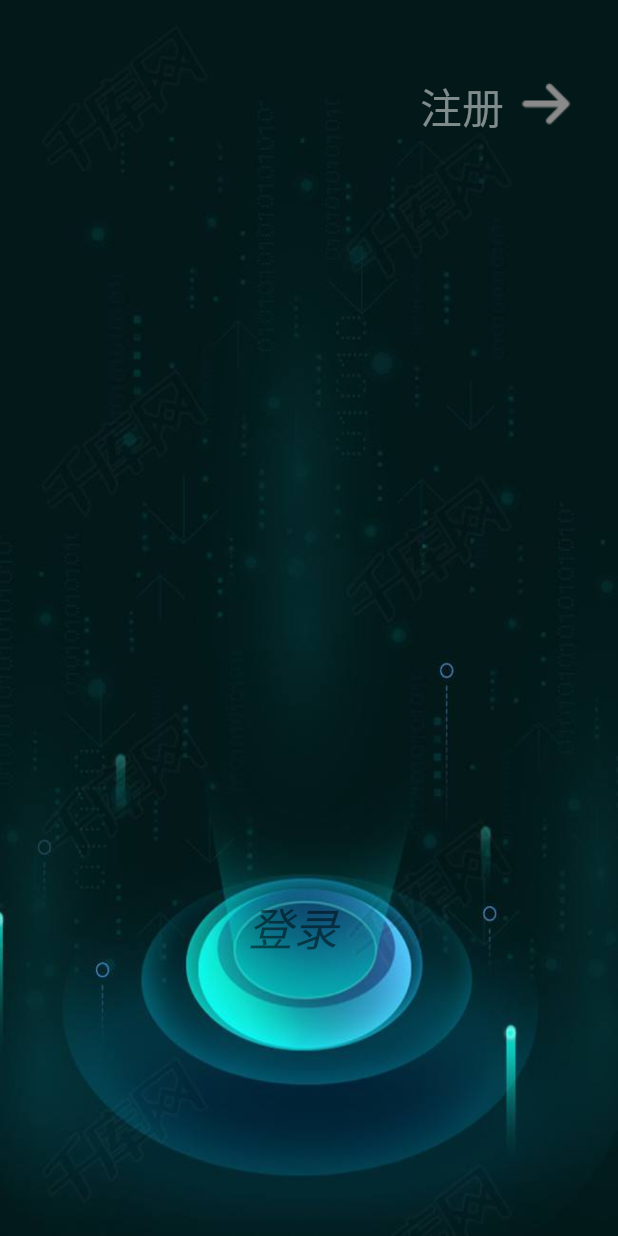
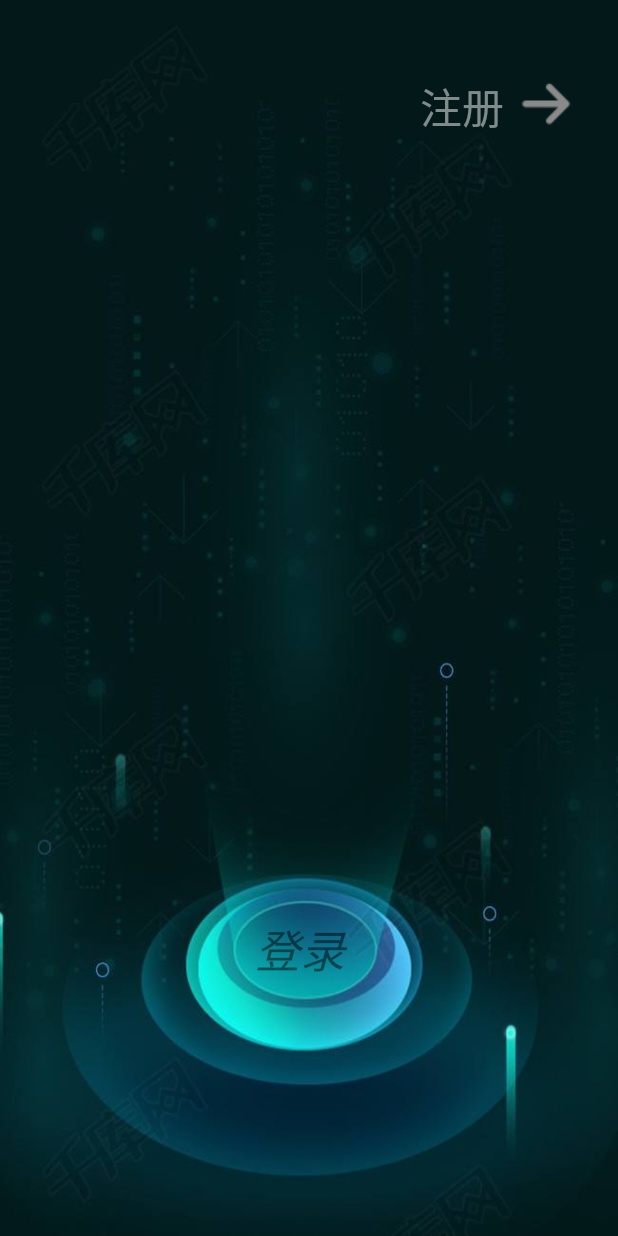
Before and after one commit to ysh1356542512/homework1, an Android app: the screen it shows after launch (showActivity), on a phone screen of 412 x 824 dp. Run offline under Robolectric (Android 15) with nearby library versions, the phone set to English and light mode, and no system bars.

Commit message:
Update activity_show.xml

```diff
--- a/app/src/main/res/layout/activity_show.xml
+++ b/app/src/main/res/layout/activity_show.xml
@@ -36,8 +36,8 @@
         android:id="@+id/show_left"
         android:layout_width="80dp"
         android:layout_height="60dp"
-        android:layout_marginLeft="165dp"
-        android:layout_marginTop="595dp"
+        android:layout_marginLeft="170dp"
+        android:layout_marginTop="610dp"
         android:textStyle="italic"
         android:text="@string/login"
         android:alpha="0.5"
```
